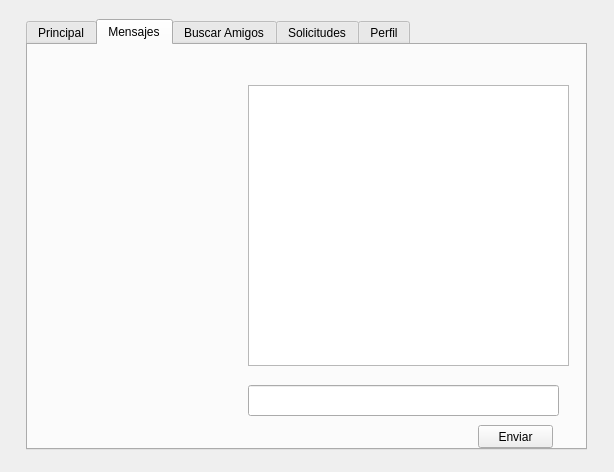
PrenxLibert/Trabajo-Parcial-red-social-3-ciclo, file TF/Red_Social/interfas.ui: the form before one commit.
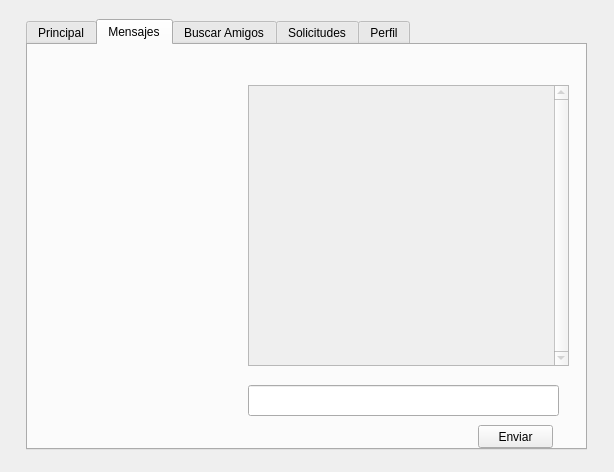
The form after the commit. The open tabs and pages were chosen to show the change.

```diff
--- a/TF/Red_Social/interfas.ui
+++ b/TF/Red_Social/interfas.ui
@@ -78,7 +78,10 @@
     <attribute name="title">
      <string>Mensajes</string>
     </attribute>
-    <widget class="QTextEdit" name="textEdit_2">
+    <widget class="QTextEdit" name="tbxMsj">
+     <property name="enabled">
+      <bool>false</bool>
+     </property>
      <property name="geometry">
       <rect>
        <x>220</x>
@@ -87,6 +90,12 @@
        <height>281</height>
       </rect>
      </property>
+     <property name="layoutDirection">
+      <enum>Qt::LeftToRight</enum>
+     </property>
+     <property name="verticalScrollBarPolicy">
+      <enum>Qt::ScrollBarAlwaysOn</enum>
+     </property>
     </widget>
     <widget class="QLineEdit" name="lineEdit_6">
      <property name="geometry">
```
Left out of the diff: 12 changed lines with no effect on the pictures.
